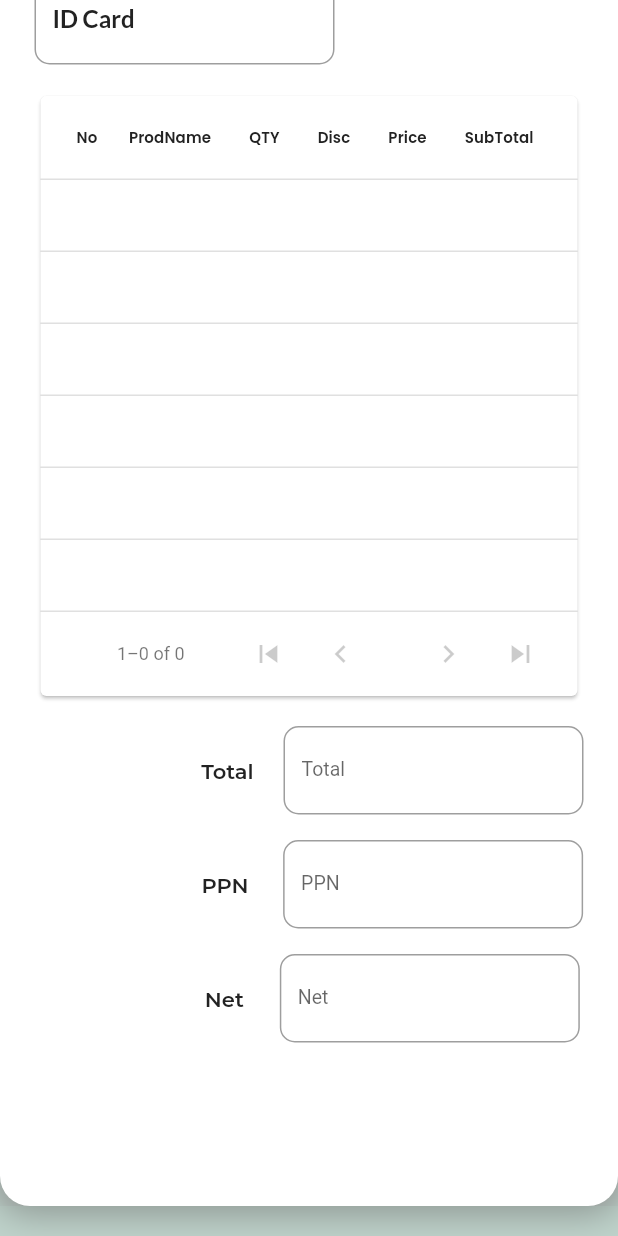
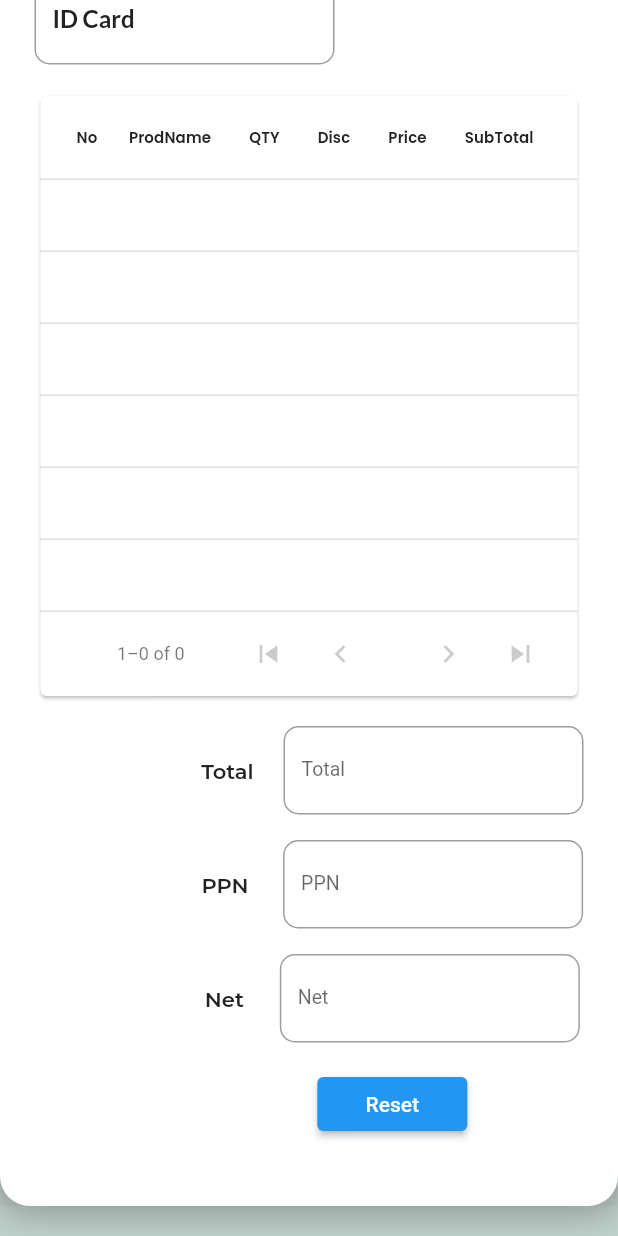
Before and after one commit to abdicamp/webRFID, a Flutter app: the screen it shows after launch, tab 3 chosen, scrolled down 216 dp, on a phone screen of 412 x 824 dp. Run offline on Flutter 3.47's test engine with Material 2 defaults, Android fonts, the phone set to English and light mode, and no system bars; our stand-ins replace flutter_spinkit, fluttertoast, google_fonts, js, socket_io_client, stacked; missing offline and left inert: dart:html, dart:js, dart:js_util, dart:ui_web, usb_device_platform_interface; network calls fail.

Commit message:
Update nfc.dart
add

```diff
--- a/lib/nfc.dart
+++ b/lib/nfc.dart
@@ -824,6 +824,21 @@ class _NfcState extends State<Nfc> with SingleTickerProviderStateMixin {
                                                           ],
                                                         ),
                                                       ),
+                                                       Padding(
+                                                padding:
+                                                    const EdgeInsets.all(8.0),
+                                                child: Container(
+                                                  width: 100,
+                                                  child: ElevatedButton(
+                                                      onPressed: () async {
+                                                        setState(() {
+                                                          print("delete");
+                                                          vm.deleteTableInvoice();
+                                                        });
+                                                      },
+                                                      child: Text("Reset")),
+                                                ),
+                                              ),
                                                     ],
                                                   ),
                                                 ],
```
